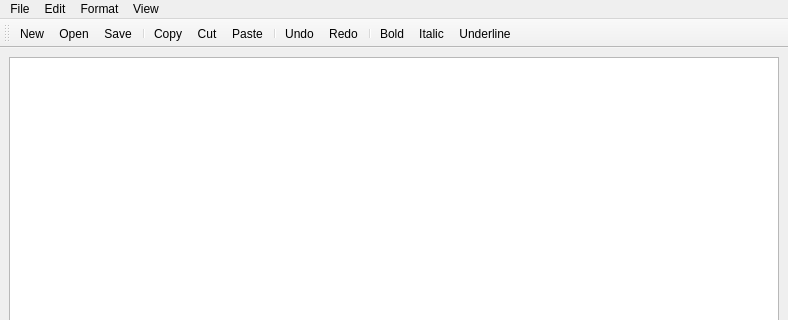
fzaca/PyTextEdit, file ui_files/main_window.ui: the form before one commit; both pictures show x 0 to 788 and y 0 to 320 of the 788 by 587 pixel window.
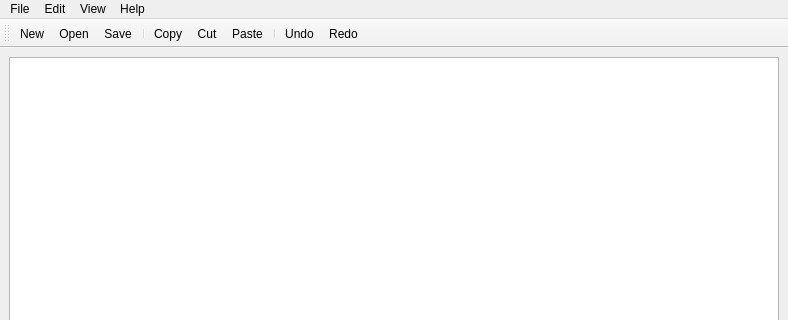
The form after the commit.

Commit message: Added missing features to the application

Diff of the .ui file:
```diff
--- a/ui_files/main_window.ui
+++ b/ui_files/main_window.ui
@@ -49,14 +49,6 @@
     <addaction name="action_undo"/>
     <addaction name="action_redo"/>
    </widget>
-   <widget class="QMenu" name="menu_format">
-    <property name="title">
-     <string>Format</string>
-    </property>
-    <addaction name="action_bold"/>
-    <addaction name="action_italic"/>
-    <addaction name="action_underline"/>
-   </widget>
    <widget class="QMenu" name="menu_view">
     <property name="tearOffEnabled">
      <bool>false</bool>
@@ -70,10 +62,16 @@
     <addaction name="action_zoom_out"/>
     <addaction name="action_zoom_in"/>
    </widget>
+   <widget class="QMenu" name="menu_help">
+    <property name="title">
+     <string>Help</string>
+    </property>
+    <addaction name="actionAbout"/>
+   </widget>
    <addaction name="menu_file"/>
    <addaction name="menu_edit"/>
-   <addaction name="menu_format"/>
    <addaction name="menu_view"/>
+   <addaction name="menu_help"/>
   </widget>
   <widget class="QToolBar" name="toolBar">
    <property name="windowTitle">
@@ -104,10 +102,6 @@
    <addaction name="separator"/>
    <addaction name="action_undo"/>
    <addaction name="action_redo"/>
-   <addaction name="separator"/>
-   <addaction name="action_bold"/>
-   <addaction name="action_italic"/>
-   <addaction name="action_underline"/>
   </widget>
   <widget class="QStatusBar" name="status_bar">
    <property name="enabled">
```
Left out of the diff: 6 changed lines with no effect on the pictures. The commit also changes 2 other files.
